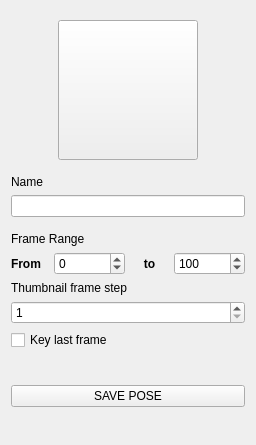
Old version of the form gaolib/ui/createposewidget.ui in the repository GaoShanPictures/GAOLIB.
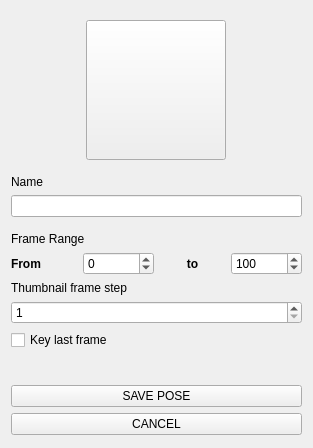
New version of the form. Icons and pictures are not drawn.

```diff
--- a/gaolib/ui/createposewidget.ui
+++ b/gaolib/ui/createposewidget.ui
@@ -6,8 +6,8 @@
    <rect>
     <x>0</x>
     <y>0</y>
-    <width>256</width>
-    <height>445</height>
+    <width>313</width>
+    <height>448</height>
    </rect>
   </property>
   <property name="windowTitle">
@@ -311,7 +311,6 @@
        <widget class="QLabel" name="label_3">
         <property name="font">
          <font>
-          <weight>75</weight>
           <bold>true</bold>
          </font>
         </property>
@@ -334,7 +333,6 @@
        <widget class="QLabel" name="label_7">
         <property name="font">
          <font>
-          <weight>75</weight>
           <bold>true</bold>
          </font>
         </property>
@@ -407,6 +405,13 @@
      </property>
     </widget>
    </item>
+   <item>
+    <widget class="QPushButton" name="cancelPushButton">
+     <property name="text">
+      <string>CANCEL</string>
+     </property>
+    </widget>
+   </item>
    <item>
     <spacer name="verticalSpacer">
      <property name="orientation">
```
Left out of the diff: 4 changed lines with no effect on the pictures.
